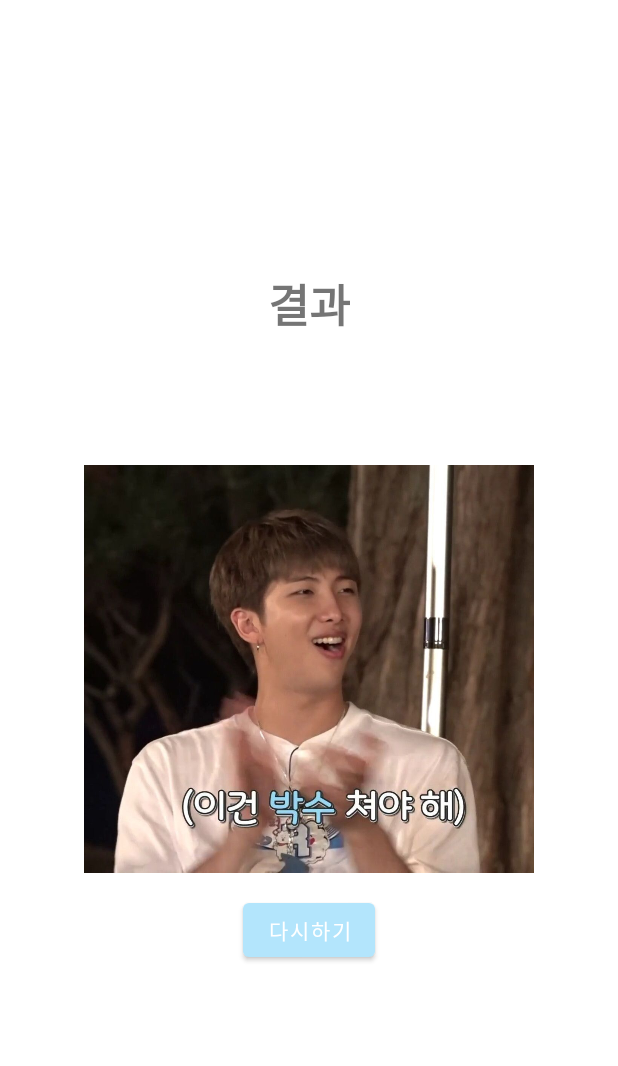
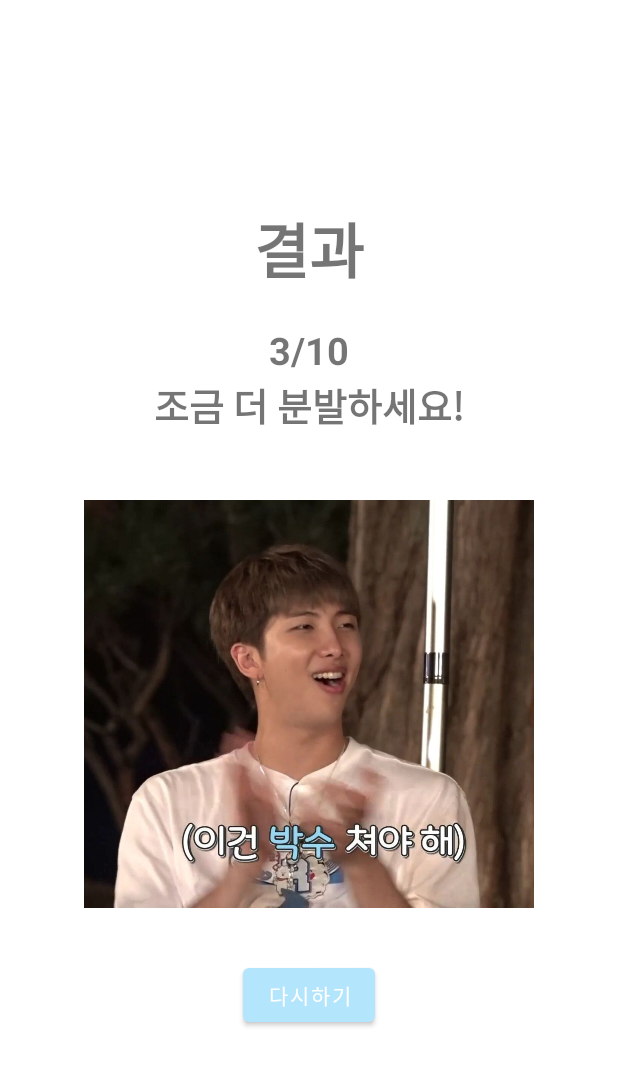
Before and after one commit to Skyminn/GURU2-QuizApp, an Android app: the layout activity_result.xml on its own in the app's theme, with its tools: preview values and no code run, on a phone screen of 412 x 824 dp. Shown: the top 1066 px of the screen. Run offline under Robolectric (Android 15) with nearby library versions, the phone set to English and light mode, and no system bars.

Commit message:
Update ResultActivity

```diff
--- a/app/src/main/res/layout/activity_result.xml
+++ b/app/src/main/res/layout/activity_result.xml
@@ -12,21 +12,32 @@
         android:layout_width="wrap_content"
         android:layout_height="wrap_content"
         android:text="결과"
-        android:textSize="30dp"
+        android:textSize="40dp"
         android:textStyle="bold" />
 
     <TextView
         android:id="@+id/ScoreResult"
         android:layout_width="wrap_content"
         android:layout_height="wrap_content"
-        android:layout_marginTop="30dp"
-        android:textSize="30dp"
+        android:layout_marginTop="20dp"
+        android:textSize="25dp"
+        android:text="3/10"
         android:textStyle="bold" />
 
+    <TextView
+        android:id="@+id/txt"
+        android:layout_width="wrap_content"
+        android:layout_height="wrap_content"
+        android:text="조금 더 분발하세요!"
+        android:textSize="25dp"
+        android:textStyle="bold" />
+
+
     <ImageView
-        android:id="@+id/one_image"
+        android:id="@+id/one"
         android:layout_width="300dp"
         android:layout_height="300dp"
+        android:layout_marginTop="30dp"
         android:src="@drawable/one" />
 
 
@@ -34,6 +45,7 @@
         android:id="@+id/resetbtn"
         android:layout_width="wrap_content"
         android:layout_height="wrap_content"
+        android:layout_marginTop="20dp"
         android:text="다시하기" />
 
 
```
Also changed, not shown: app/src/main/java/com/example/quizapp/ResultActivity.kt (+32 -5 lines).
